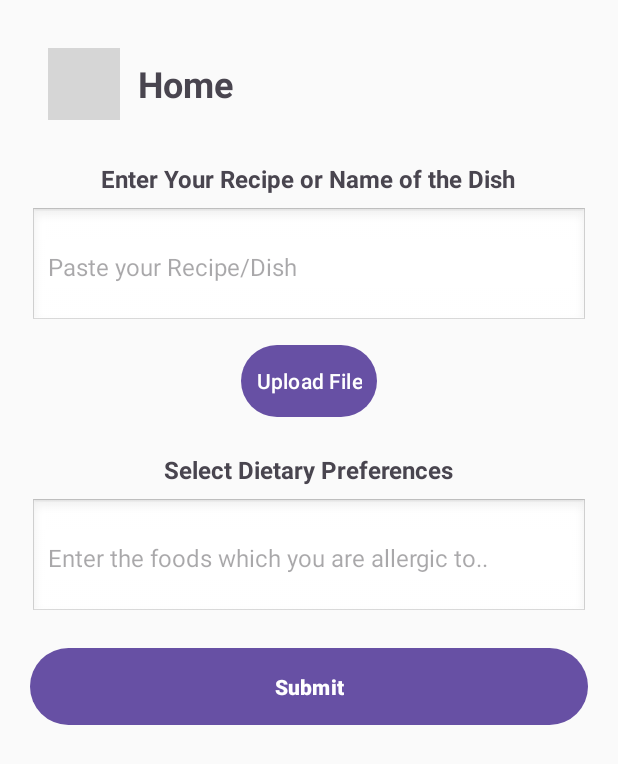
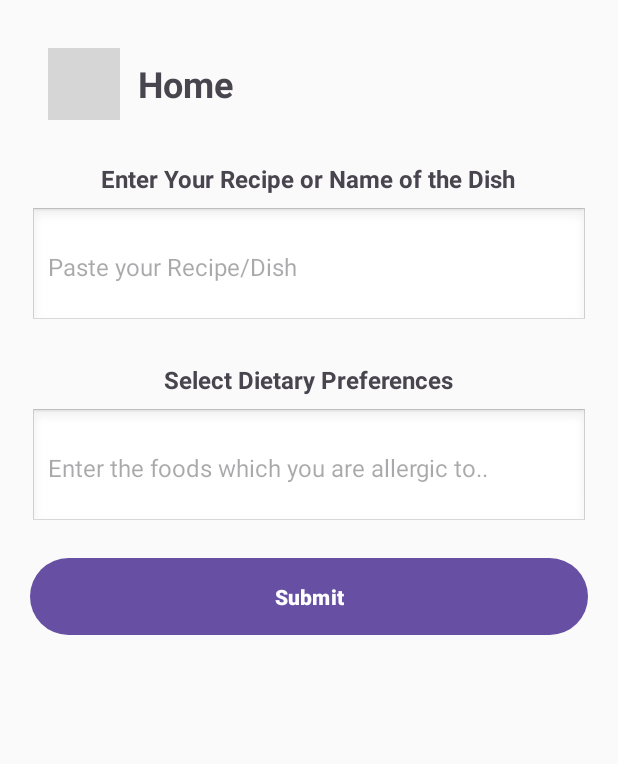
Before and after one commit to Jagan515/Safebites, an Android app: the RecipeRewriteActivity screen opened directly, with no data from a screen before it, on a phone screen of 412 x 824 dp. Shown: the top 764 px of the screen. Run offline under Robolectric (Android 15) with nearby library versions, the phone set to English and light mode, and no system bars; our stand-ins replace Firebase (no records; nobody signed in at launch, a user with empty details on screens opened directly); grey boxes are pictures that could not be loaded.

Commit message:
Update RecipeRewriteActivity to remove file upload feature

```diff
--- a/app/src/main/java/com/example/safebite/ProfileActivity.java
+++ b/app/src/main/java/com/example/safebite/ProfileActivity.java
@@ -59,8 +59,10 @@ public class ProfileActivity extends AppCompatActivity {
         profileImage = findViewById(R.id.profileImage);
 
         // Set user name & email
-        userName.setText(currentUser.getDisplayName() != null ? currentUser.getDisplayName() : "No Name");
+        userName.setText(currentUser.getDisplayName() != null ? currentUser.getDisplayName() : "SafeBites");
         userEmail.setText(currentUser.getEmail());
+        profileImage.setImageResource(R.drawable.logo); // assuming logo.png is in drawable
+
 
         // Load user recipes from Firestore
         loadUserRecipes(currentUser.getUid());
--- a/app/src/main/res/layout/activity_dashboard.xml
+++ b/app/src/main/res/layout/activity_dashboard.xml
@@ -62,16 +62,7 @@
             android:padding="12dp"
             android:layout_marginTop="8dp"/>
 
-        <!-- Upload Button -->
-        <Button
-            android:id="@+id/btnUploadFile"
-            android:layout_width="wrap_content"
-            android:layout_height="wrap_content"
-            android:text="Upload File"
-            android:layout_marginTop="12dp"
-            android:padding="10dp"
-            android:background="@drawable/rounded_corner"
-            android:textColor="@color/white"/>
+
 
         <!-- Allergy Input -->
         <TextView
@@ -105,6 +96,15 @@
             android:background="@drawable/rounded_corner"
             android:textColor="@color/white"
             android:textStyle="bold"/>
+        <!-- Loading Spinner -->
+        <ProgressBar
+            android:id="@+id/loadingBar"
+            style="?android:attr/progressBarStyleLarge"
+            android:layout_width="wrap_content"
+            android:layout_height="wrap_content"
+            android:layout_gravity="center"
+            android:visibility="gone"
+            android:layout_marginTop="24dp"/>
 
         <!-- Response Box -->
         <TextView
```
Also changed, not shown: app/src/main/java/com/example/safebite/RecipeRewriteActivity.java (+43 -62 lines), app/src/main/java/com/example/safebite/SignUpActivity.java (+2 -11 lines).
